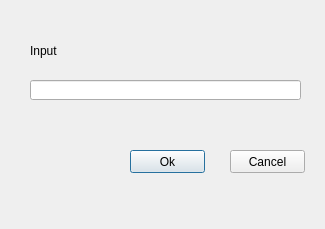
This is 3DP/inputdialog.ui in MeteorsHub/3DP as Qt 5 draws it before an edit. The edited form follows.
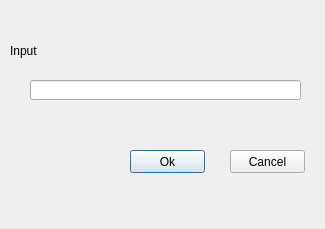
This is the edited form.

```diff
--- a/3DP/inputdialog.ui
+++ b/3DP/inputdialog.ui
@@ -28,9 +28,9 @@
   <widget class="QLabel" name="infoLabel">
    <property name="geometry">
     <rect>
-     <x>30</x>
+     <x>10</x>
      <y>30</y>
-     <width>271</width>
+     <width>311</width>
      <height>41</height>
     </rect>
    </property>
```
